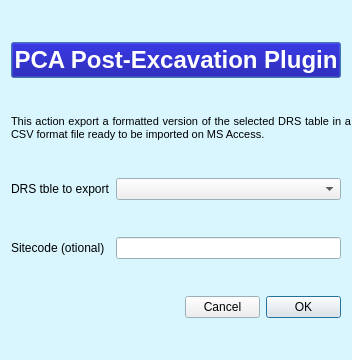
Qt form PCA_PostExcavation/pca_postex_export_to_access_dialog_base.ui (PCA-Geodata/PCA-PostExcavation-QGIS-Plugin) before a commit.
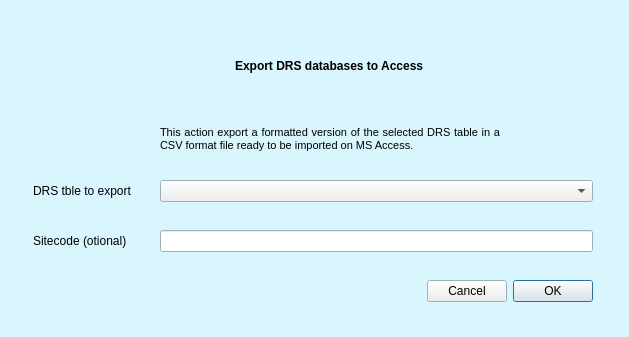
The same form after that commit. Icons and pictures are not drawn. Custom widgets are drawn as their Qt base class.

What changed in the file:
```diff
--- a/PCA_PostExcavation/pca_postex_export_to_access_dialog_base.ui
+++ b/PCA_PostExcavation/pca_postex_export_to_access_dialog_base.ui
@@ -9,8 +9,8 @@
    <rect>
     <x>0</x>
     <y>0</y>
-    <width>352</width>
-    <height>360</height>
+    <width>629</width>
+    <height>337</height>
    </rect>
   </property>
   <property name="sizePolicy">
@@ -21,14 +21,14 @@
   </property>
   <property name="minimumSize">
    <size>
-    <width>352</width>
-    <height>360</height>
+    <width>0</width>
+    <height>0</height>
    </size>
   </property>
   <property name="maximumSize">
    <size>
-    <width>352</width>
-    <height>360</height>
+    <width>16777215</width>
+    <height>16777215</height>
    </size>
   </property>
   <property name="palette">
@@ -102,14 +102,76 @@
    <string>PCA PostExcavation Plugin</string>
   </property>
   <layout class="QGridLayout" name="gridLayout">
-   <item row="2" column="0">
+   <item row="0" column="1" alignment="Qt::AlignHCenter">
+    <widget class="QLabel" name="label_6">
+     <property name="font">
+      <font>
+       <pointsize>9</pointsize>
+       <weight>75</weight>
+       <bold>true</bold>
+      </font>
+     </property>
+     <property name="text">
+      <string>Export DRS databases to Access</string>
+     </property>
+    </widget>
+   </item>
+   <item row="3" column="0">
     <widget class="QLabel" name="label_2">
      <property name="text">
       <string>DRS tble to export</string>
      </property>
     </widget>
    </item>
-   <item row="4" column="2">
+   <item row="0" column="0">
+    <widget class="QLabel" name="label_4">
+     <property name="maximumSize">
+      <size>
+       <width>65</width>
+       <height>65</height>
+      </size>
+     </property>
+     <property name="text">
+      <string/>
+     </property>
+     <property name="pixmap">
+      <pixmap>icons/pca_logo_icon.png</pixmap>
+     </property>
+     <property name="scaledContents">
+      <bool>true</bool>
+     </property>
+    </widget>
+   </item>
+   <item row="0" column="2">
+    <widget class="QLabel" name="label_5">
+     <property name="maximumSize">
+      <size>
+       <width>65</width>
+       <height>65</height>
+      </size>
+     </property>
+     <property name="text">
+      <string/>
+     </property>
+     <property name="pixmap">
+      <pixmap>icons/PCA_postex_export_to_access_icon.png</pixmap>
+     </property>
+     <property name="scaledContents">
+      <bool>true</bool>
+     </property>
+    </widget>
+   </item>
+   <item row="3" column="1" colspan="2">
+    <widget class="QgsMapLayerComboBox" name="Tables_on_GIS_comboBox"/>
+   </item>
+   <item row="4" column="0">
+    <widget class="QLabel" name="label_3">
+     <property name="text">
+      <string>Sitecode (otional)</string>
+     </property>
+    </widget>
+   </item>
+   <item row="5" column="1" colspan="2">
     <widget class="QDialogButtonBox" name="button_box">
      <property name="sizePolicy">
       <sizepolicy hsizetype="Fixed" vsizetype="Fixed">
@@ -128,354 +190,10 @@
      </property>
     </widget>
    </item>
-   <item row="3" column="1" colspan="2">
+   <item row="4" column="1" colspan="2">
     <widget class="QLineEdit" name="sitecode_textbox"/>
    </item>
-   <item row="3" column="0">
-    <widget class="QLabel" name="label_3">
-     <property name="text">
-      <string>Sitecode (otional)</string>
-     </property>
-    </widget>
-   </item>
-   <item row="0" column="0" colspan="3">
-    <widget class="QPushButton" name="pushButton">
-     <property name="sizePolicy">
-      <sizepolicy hsizetype="Fixed" vsizetype="Fixed">
-       <horstretch>0</horstretch>
-       <verstretch>0</verstretch>
-      </sizepolicy>
-     </property>
-     <property name="palette">
-      <palette>
-       <active>
-        <colorrole role="Button">
-         <brush brushstyle="SolidPattern">
-          <color alpha="255">
-           <red>0</red>
-           <green>0</green>
-           <blue>153</blue>
-          </color>
-         </brush>
-        </colorrole>
-        <colorrole role="Light">
-         <brush brushstyle="SolidPattern">
-          <color alpha="255">
-           <red>0</red>
-           <green>0</green>
-           <blue>147</blue>
-          </color>
-         </brush>
-        </colorrole>
-        <colorrole role="Dark">
-         <brush brushstyle="SolidPattern">
-          <color alpha="255">
-           <red>0</red>
-           <green>0</green>
-           <blue>153</blue>
-          </color>
-         </brush>
-        </colorrole>
-        <colorrole role="Mid">
-         <brush brushstyle="SolidPattern">
-          <color alpha="255">
-           <red>0</red>
-           <green>0</green>
-           <blue>147</blue>
-          </color>
-         </brush>
-        </colorrole>
-        <colorrole role="Text">
-         <brush brushstyle="SolidPattern">
-          <color alpha="255">
-           <red>0</red>
-           <green>0</green>
-           <blue>0</blue>
-          </color>
-         </brush>
-        </colorrole>
-        <colorrole role="BrightText">
-         <brush brushstyle="SolidPattern">
-          <color alpha="255">
-           <red>85</red>
-           <green>255</green>
-           <blue>0</blue>
-          </color>
-         </brush>
-        </colorrole>
-        <colorrole role="ButtonText">
-         <brush brushstyle="SolidPattern">
-          <color alpha="255">
-           <red>255</red>
-           <green>255</green>
-           <blue>255</blue>
-          </color>
-         </brush>
-        </colorrole>
-        <colorrole role="Base">
-         <brush brushstyle="SolidPattern">
-          <color alpha="255">
-           <red>0</red>
-           <green>0</green>
-           <blue>141</blue>
-          </color>
-         </brush>
-        </colorrole>
-        <colorrole role="Window">
-         <brush brushstyle="SolidPattern">
-          <color alpha="255">
-           <red>85</red>
-           <green>170</green>
-           <blue>255</blue>
-          </color>
-         </brush>
-        </colorrole>
-        <colorrole role="Shadow">
-         <brush brushstyle="SolidPattern">
-          <color alpha="255">
-           <red>0</red>
-           <green>0</green>
-           <blue>146</blue>
-          </color>
-         </brush>
-        </colorrole>
-        <colorrole role="PlaceholderText">
-         <brush brushstyle="SolidPattern">
-          <color alpha="128">
-           <red>0</red>
-           <green>0</green>
-           <blue>0</blue>
-          </color>
-         </brush>
-        </colorrole>
-       </active>
-       <inactive>
-        <colorrole role="Button">
-         <brush brushstyle="SolidPattern">
-          <color alpha="255">
-           <red>0</red>
-           <green>0</green>
-           <blue>153</blue>
-          </color>
-         </brush>
-        </colorrole>
-        <colorrole role="Light">
-         <brush brushstyle="SolidPattern">
-          <color alpha="255">
-           <red>0</red>
-           <green>0</green>
-           <blue>147</blue>
-          </color>
-         </brush>
-        </colorrole>
-        <colorrole role="Dark">
-         <brush brushstyle="SolidPattern">
-          <color alpha="255">
-           <red>0</red>
-           <green>0</green>
-           <blue>153</blue>
-          </color>
-         </brush>
-        </colorrole>
-        <colorrole role="Mid">
-         <brush brushstyle="SolidPattern">
-          <color alpha="255">
-           <red>0</red>
-           <green>0</green>
-           <blue>147</blue>
-          </color>
-         </brush>
-        </colorrole>
-        <colorrole role="Text">
-         <brush brushstyle="SolidPattern">
-          <color alpha="255">
-           <red>0</red>
-           <green>0</green>
-           <blue>0</blue>
-          </color>
-         </brush>
-        </colorrole>
-        <colorrole role="BrightText">
-         <brush brushstyle="SolidPattern">
-          <color alpha="255">
-           <red>85</red>
-           <green>255</green>
-           <blue>0</blue>
-          </color>
-         </brush>
-        </colorrole>
-        <colorrole role="ButtonText">
-         <brush brushstyle="SolidPattern">
-          <color alpha="255">
-           <red>255</red>
-           <green>255</green>
-           <blue>255</blue>
-          </color>
-         </brush>
-        </colorrole>
-        <colorrole role="Base">
-         <brush brushstyle="SolidPattern">
-          <color alpha="255">
-           <red>0</red>
-           <green>0</green>
-           <blue>141</blue>
-          </color>
-         </brush>
-        </colorrole>
-        <colorrole role="Window">
-         <brush brushstyle="SolidPattern">
-          <color alpha="255">
-           <red>85</red>
-           <green>170</green>
-           <blue>255</blue>
-          </color>
-         </brush>
-        </colorrole>
-        <colorrole role="Shadow">
-         <brush brushstyle="SolidPattern">
-          <color alpha="255">
-           <red>0</red>
-           <green>0</green>
-           <blue>146</blue>
-          </color>
-         </brush>
-        </colorrole>
-        <colorrole role="PlaceholderText">
-         <brush brushstyle="SolidPattern">
-          <color alpha="128">
-           <red>0</red>
-           <green>0</green>
-           <blue>0</blue>
-          </color>
-         </brush>
-        </colorrole>
-       </inactive>
-       <disabled>
-        <colorrole role="Button">
-         <brush brushstyle="SolidPattern">
-          <color alpha="255">
-           <red>0</red>
-           <green>0</green>
-           <blue>153</blue>
-          </color>
-         </brush>
-        </colorrole>
-        <colorrole role="Light">
-         <brush brushstyle="SolidPattern">
-          <color alpha="255">
-           <red>0</red>
-           <green>0</green>
-           <blue>147</blue>
-          </color>
-         </brush>
-        </colorrole>
-        <colorrole role="Dark">
-         <brush brushstyle="SolidPattern">
-          <color alpha="255">
-           <red>0</red>
-           <green>0</green>
-           <blue>153</blue>
-          </color>
-         </brush>
-        </colorrole>
-        <colorrole role="Mid">
-         <brush brushstyle="SolidPattern">
-          <color alpha="255">
-           <red>0</red>
-           <green>0</green>
-           <blue>147</blue>
-          </color>
-         </brush>
-        </colorrole>
-        <colorrole role="Text">
-         <brush brushstyle="SolidPattern">
-          <color alpha="255">
-           <red>0</red>
-           <green>0</green>
-           <blue>153</blue>
-          </color>
-         </brush>
-        </colorrole>
-        <colorrole role="BrightText">
-         <brush brushstyle="SolidPattern">
-          <color alpha="255">
-           <red>85</red>
-           <green>255</green>
-           <blue>0</blue>
-          </color>
-         </brush>
-        </colorrole>
-        <colorrole role="ButtonText">
-         <brush brushstyle="SolidPattern">
-          <color alpha="255">
-           <red>120</red>
-           <green>120</green>
-           <blue>120</blue>
-          </color>
-         </brush>
-        </colorrole>
-        <colorrole role="Base">
-         <brush brushstyle="SolidPattern">
-          <color alpha="255">
-           <red>85</red>
-           <green>170</green>
-           <blue>255</blue>
-          </color>
-         </brush>
-        </colorrole>
-        <colorrole role="Window">
-         <brush brushstyle="SolidPattern">
-          <color alpha="255">
-           <red>85</red>
-           <green>170</green>
-           <blue>255</blue>
-          </color>
-         </brush>
-        </colorrole>
-        <colorrole role="Shadow">
-         <brush brushstyle="SolidPattern">
-          <color alpha="255">
-           <red>0</red>
-           <green>0</green>
-           <blue>146</blue>
-          </color>
-         </brush>
-        </colorrole>
-        <colorrole role="PlaceholderText">
-         <brush brushstyle="SolidPattern">
-          <color alpha="128">
-           <red>0</red>
-           <green>0</green>
-           <blue>0</blue>
-          </color>
-         </brush>
-        </colorrole>
-       </disabled>
-      </palette>
-     </property>
-     <property name="font">
-      <font>
-       <family>Arial</family>
-       <pointsize>18</pointsize>
-       <weight>75</weight>
-       <bold>true</bold>
-      </font>
-     </property>
-     <property name="cursor">
-      <cursorShape>BlankCursor</cursorShape>
-     </property>
-     <property name="text">
-      <string>PCA Post-Excavation Plugin</string>
-     </property>
-     <property name="autoDefault">
-      <bool>false</bool>
-     </property>
-     <property name="flat">
-      <bool>false</bool>
-     </property>
-    </widget>
-   </item>
-   <item row="1" column="0" colspan="3">
+   <item row="1" column="1">
     <widget class="QLabel" name="label">
      <property name="sizePolicy">
       <sizepolicy hsizetype="Fixed" vsizetype="Fixed">
@@ -508,9 +226,6 @@
      </property>
     </widget>
    </item>
-   <item row="2" column="1" colspan="2">
-    <widget class="QgsMapLayerComboBox" name="Tables_on_GIS_comboBox"/>
-   </item>
   </layout>
  </widget>
  <customwidgets>
```
